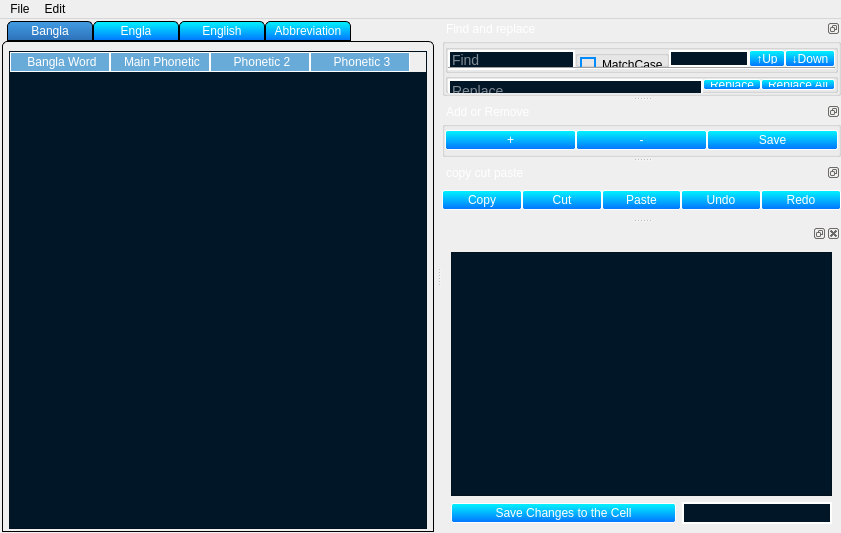
First picture: the form in Uis/WordManagerUi.ui, repository nabil-bot/kontho-2023, before the edit.
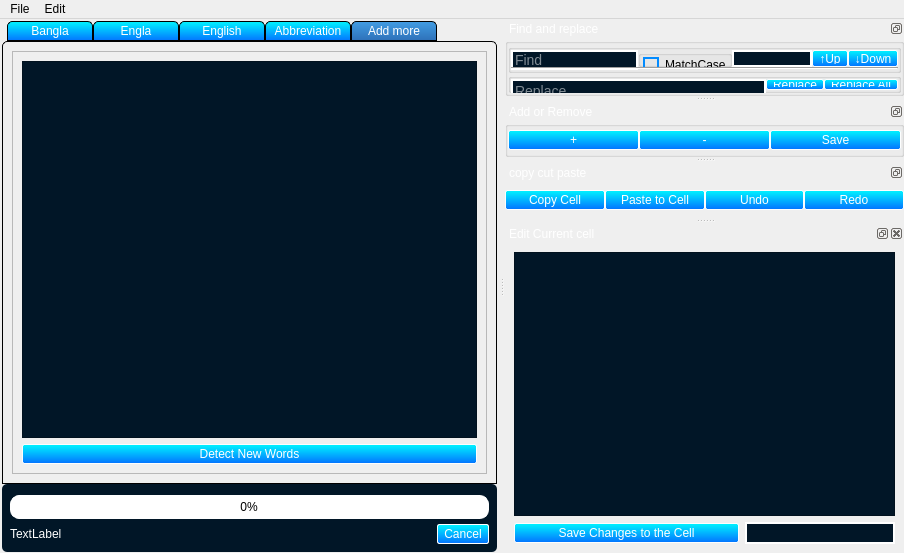
Second picture: the form after the edit. The open tabs and pages were chosen to show the change. Icons and pictures are not drawn.

Patch:
```diff
--- a/Uis/WordManagerUi.ui
+++ b/Uis/WordManagerUi.ui
@@ -6,8 +6,8 @@
    <rect>
     <x>0</x>
     <y>0</y>
-    <width>841</width>
-    <height>533</height>
+    <width>904</width>
+    <height>553</height>
    </rect>
   </property>
   <property name="windowTitle">
@@ -193,12 +193,22 @@
           </column>
           <column>
            <property name="text">
-            <string>Phonetic 2</string>
+            <string>2</string>
            </property>
           </column>
           <column>
            <property name="text">
-            <string>Phonetic 3</string>
+            <string>3</string>
+           </property>
+          </column>
+          <column>
+           <property name="text">
+            <string>4</string>
+           </property>
+          </column>
+          <column>
+           <property name="text">
+            <string>ANSI</string>
            </property>
           </column>
          </widget>
@@ -278,6 +288,148 @@
         </item>
        </layout>
       </widget>
+      <widget class="QWidget" name="tab_5">
+       <attribute name="title">
+        <string>Add more</string>
+       </attribute>
+       <layout class="QGridLayout" name="gridLayout_10">
+        <item row="0" column="0">
+         <widget class="QFrame" name="frame">
+          <property name="frameShape">
+           <enum>QFrame::StyledPanel</enum>
+          </property>
+          <property name="frameShadow">
+           <enum>QFrame::Raised</enum>
+          </property>
+          <layout class="QGridLayout" name="gridLayout_11">
+           <item row="0" column="0">
+            <widget class="QPlainTextEdit" name="plainTextEdit_2">
+             <property name="styleSheet">
+              <string notr="true">color: rgb(255, 255, 255);
+font: 57 11pt &quot;Hind Siliguri Medium&quot;;</string>
+             </property>
+             <property name="plainText">
+              <string/>
+             </property>
+             <property name="placeholderText">
+              <string>paste multiple words or paragraphs here</string>
+             </property>
+            </widget>
+           </item>
+           <item row="1" column="0">
+            <widget class="QPushButton" name="pushButton_3">
+             <property name="text">
+              <string>Detect New Words</string>
+             </property>
+            </widget>
+           </item>
+          </layout>
+         </widget>
+        </item>
+       </layout>
+      </widget>
+     </widget>
+    </item>
+    <item row="1" column="0">
+     <widget class="QGroupBox" name="ProgressGroupBox">
+      <property name="styleSheet">
+       <string notr="true">QGroupBox{
+background-color: rgb(1, 22, 39);
+border-radius:5px;
+}
+QPushButton{
+ padding-top:2px;
+padding-bottom:2px;
+ padding-left:6px;
+padding-right:6px;
+	font: 10pt &quot;MS Shell Dlg 2l&quot;;
+background-color:qlineargradient(spread:pad, x1:1, y1:0, x2:1, y2:1, stop:0 rgba(0, 244, 255, 255), stop:1 rgba(3, 115, 255, 255));
+
+border:1px solid rgb(253, 254, 254);
+	color: rgb(255, 255, 255);
+border-radius:2px;
+}
+QPushButton:hover{
+color: qlineargradient(spread:pad, x1:0, y1:0, x2:1, y2:1, stop:0 rgba(63, 63, 63, 255), stop:1 rgba(33, 33, 33, 255));
+ background-color: qlineargradient(spread:pad, x1:0.505636, y1:0.221, x2:0.431818, y2:1, stop:0 rgba(89, 255, 255, 255), stop:1 rgba(60, 138, 255, 255));
+
+}
+QPushButton:pressed{
+background-color: qlineargradient(spread:pad, x1:0.767, y1:1, x2:1, y2:0, stop:0 rgba(0, 244, 255, 255), stop:1 rgba(3, 115, 255, 255));
+}</string>
+      </property>
+      <property name="title">
+       <string/>
+      </property>
+      <layout class="QGridLayout" name="gridLayout_9">
+       <property name="leftMargin">
+        <number>5</number>
+       </property>
+       <property name="topMargin">
+        <number>5</number>
+       </property>
+       <property name="rightMargin">
+        <number>5</number>
+       </property>
+       <property name="bottomMargin">
+        <number>5</number>
+       </property>
+       <property name="spacing">
+        <number>5</number>
+       </property>
+       <item row="1" column="2">
+        <widget class="QPushButton" name="CancelPushButton">
+         <property name="text">
+          <string>Cancel</string>
+         </property>
+        </widget>
+       </item>
+       <item row="1" column="1">
+        <spacer name="horizontalSpacer">
+         <property name="orientation">
+          <enum>Qt::Horizontal</enum>
+         </property>
+         <property name="sizeHint" stdset="0">
+          <size>
+           <width>40</width>
+           <height>20</height>
+          </size>
+         </property>
+        </spacer>
+       </item>
+       <item row="1" column="0">
+        <widget class="QLabel" name="Progresslabel">
+         <property name="styleSheet">
+          <string notr="true">color: rgb(255, 255, 255);</string>
+         </property>
+         <property name="text">
+          <string>TextLabel</string>
+         </property>
+        </widget>
+       </item>
+       <item row="0" column="0" colspan="3">
+        <widget class="QProgressBar" name="progressBar">
+         <property name="styleSheet">
+          <string notr="true">QProgressBar{
+	border:1px solid white;
+	border-radius: 9px;
+	color: Black;
+}
+QProgressBar::chunk {
+	background-color: qlineargradient(spread:pad, x1:0, y1:0, x2:0, y2:1, stop:0 rgba(0, 242, 255, 255), stop:1 rgba(27, 126, 255, 255));
+	border-radius :6px;
+}
+</string>
+         </property>
+         <property name="value">
+          <number>0</number>
+         </property>
+         <property name="alignment">
+          <set>Qt::AlignCenter</set>
+         </property>
+        </widget>
+       </item>
+      </layout>
      </widget>
     </item>
    </layout>
@@ -287,7 +439,7 @@
     <rect>
      <x>0</x>
      <y>0</y>
-     <width>841</width>
+     <width>904</width>
      <height>21</height>
     </rect>
    </property>
@@ -734,7 +886,7 @@
   <widget class="QDockWidget" name="dockWidget_8">
    <property name="minimumSize">
     <size>
-     <width>206</width>
+     <width>296</width>
      <height>55</height>
     </size>
    </property>
@@ -779,17 +931,7 @@
         <string notr="true"/>
        </property>
        <property name="text">
-        <string>Copy</string>
-       </property>
-      </widget>
-     </item>
-     <item>
-      <widget class="QPushButton" name="CutPushButton">
-       <property name="styleSheet">
-        <string notr="true"/>
-       </property>
-       <property name="text">
-        <string>Cut</string>
+        <string>Copy Cell</string>
        </property>
       </widget>
      </item>
@@ -799,7 +941,7 @@
         <string notr="true"/>
        </property>
        <property name="text">
-        <string>Paste</string>
+        <string>Paste to Cell</string>
        </property>
       </widget>
      </item>
@@ -821,6 +963,9 @@
    </widget>
   </widget>
   <widget class="QDockWidget" name="dockWidget_2">
+   <property name="windowTitle">
+    <string notr="true">Edit Current cell</string>
+   </property>
    <attribute name="dockWidgetArea">
     <number>2</number>
    </attribute>
```
Left out of the diff: 29 changed lines with no effect on the pictures.
